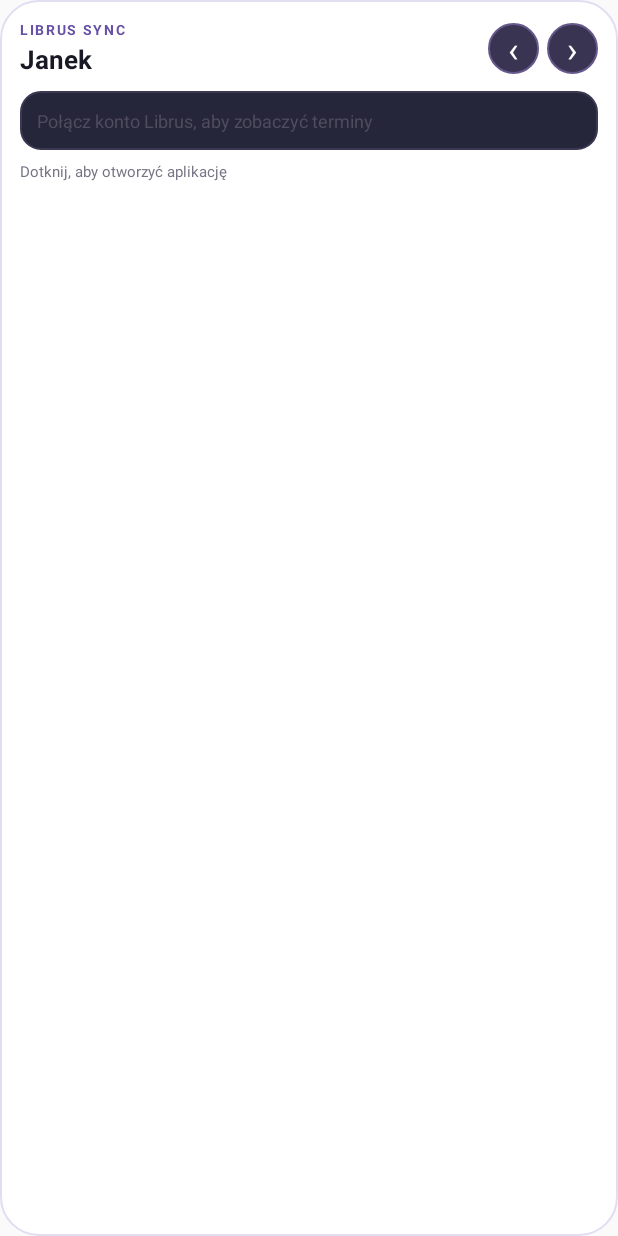
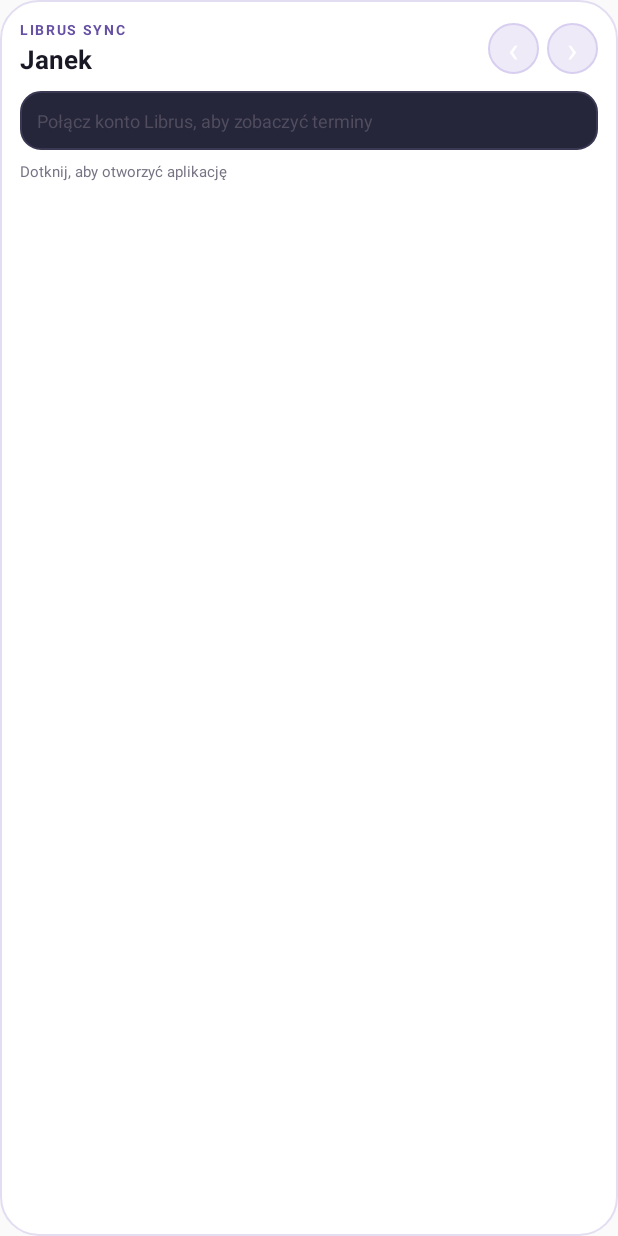
Before and after one commit to janczesko12/LibrusSync, an Android app built with Jetpack Compose: the layout widget_upcoming.xml on its own in the app's theme, with its tools: preview values and no code run, on a phone screen of 412 x 824 dp. Run offline under Robolectric (Android 15) with nearby library versions, the phone set to English and light mode, and no system bars.

Commit message:
Switch widget to clean white theme

```diff
--- a/android/app/src/main/res/drawable/widget_control_background.xml
+++ b/android/app/src/main/res/drawable/widget_control_background.xml
@@ -1,5 +1,5 @@
 <?xml version="1.0" encoding="utf-8"?>
 <shape xmlns:android="http://schemas.android.com/apk/res/android" android:shape="oval">
-    <solid android:color="#393451" />
-    <stroke android:width="1dp" android:color="#67598C" />
+    <solid android:color="#EEEAF8" />
+    <stroke android:width="1dp" android:color="#D8CFF0" />
 </shape>
```
